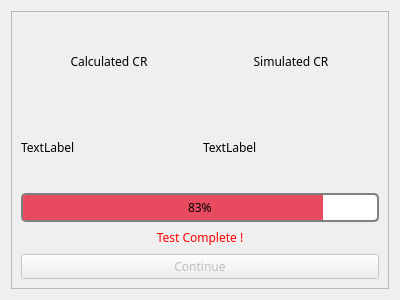
This is UI/testRun.ui in TheNephalian/Senior-Project as Qt 5 draws it before an edit. The edited form follows.
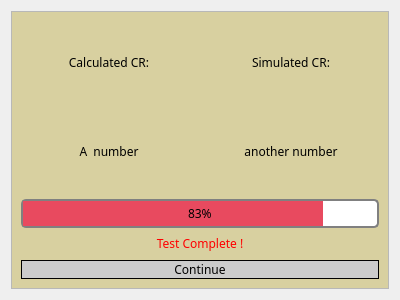
This is the edited form.

Commit message: UI updated but not merged to functional UI

```diff
--- a/UI/testRun.ui
+++ b/UI/testRun.ui
@@ -23,7 +23,7 @@
      </property>
      <property name="styleSheet">
       <string notr="true">
-  QProgressBar {
+QProgressBar {
       border: 2px solid grey;
       border-radius: 5px;
   }
@@ -37,6 +37,14 @@
       border-radius: 5px;
       text-align: center;
   }
+QPushButton{
+	color: black;
+	background-color: #ccccc;
+ 	padding: .25em;
+ 	border: 1px solid black;
+ 	border-radius: 0.4em;
+}
+
 </string>
      </property>
      <property name="widgetResizable">
@@ -51,6 +59,9 @@
         <height>280</height>
        </rect>
       </property>
+      <property name="styleSheet">
+       <string notr="true">background-color: rgb(216, 208, 160);</string>
+      </property>
       <layout class="QGridLayout" name="gridLayout">
        <item row="1" column="1">
         <widget class="QLabel" name="label_5">
@@ -60,25 +71,45 @@
           </font>
          </property>
          <property name="text">
-          <string>TextLabel</string>
+          <string>another number</string>
          </property>
+         <property name="alignment">
+          <set>Qt::AlignCenter</set>
+         </property>
         </widget>
        </item>
-       <item row="3" column="0" colspan="2">
-        <widget class="QLabel" name="testCompleteLabel">
-         <property name="maximumSize">
-          <size>
-           <width>16777215</width>
-           <height>20</height>
-          </size>
+       <item row="4" column="0" colspan="2">
+        <widget class="QPushButton" name="pushButton">
+         <property name="enabled">
+          <bool>true</bool>
          </property>
          <property name="font">
           <font>
            <family>Merriweather</family>
           </font>
          </property>
+         <property name="styleSheet">
+          <string notr="true">QPushButton:disabled {
+                        background-color: gray;
+            }
+QPushButton:enabled{
+	background-color: rgb(204, 204, 204);
+}</string>
+         </property>
          <property name="text">
-          <string>&lt;html&gt;&lt;head/&gt;&lt;body&gt;&lt;p&gt;&lt;span style=&quot; color:#ff0000;&quot;&gt;Test Complete !&lt;/span&gt;&lt;/p&gt;&lt;/body&gt;&lt;/html&gt;</string>
+          <string>Continue</string>
+         </property>
+        </widget>
+       </item>
+       <item row="0" column="0">
+        <widget class="QLabel" name="label_2">
+         <property name="font">
+          <font>
+           <family>Merriweather</family>
+          </font>
+         </property>
+         <property name="text">
+          <string>Calculated CR:</string>
          </property>
          <property name="alignment">
           <set>Qt::AlignCenter</set>
@@ -92,6 +123,9 @@
            <family>Merriweather</family>
           </font>
          </property>
+         <property name="styleSheet">
+          <string notr="true">background-color: rgb(255, 255, 255);</string>
+         </property>
          <property name="maximum">
           <number>30</number>
          </property>
@@ -108,7 +142,7 @@
           </font>
          </property>
          <property name="text">
-          <string>Simulated CR</string>
+          <string>Simulated CR:</string>
          </property>
          <property name="alignment">
           <set>Qt::AlignCenter</set>
@@ -116,44 +150,44 @@
         </widget>
        </item>
        <item row="1" column="0">
-        <widget class="QLabel" name="label_4">
+        <widget class="QLabel" name="calculatedCRLabel">
          <property name="font">
           <font>
            <family>Merriweather</family>
           </font>
          </property>
          <property name="text">
-          <string>TextLabel</string>
-         </property>
-        </widget>
-       </item>
-       <item row="0" column="0">
-        <widget class="QLabel" name="label_2">
-         <property name="font">
-          <font>
-           <family>Merriweather</family>
-          </font>
-         </property>
-         <property name="text">
-          <string>Calculated CR</string>
+          <string>A  number</string>
          </property>
          <property name="alignment">
           <set>Qt::AlignCenter</set>
          </property>
         </widget>
        </item>
-       <item row="4" column="0" colspan="2">
-        <widget class="QPushButton" name="pushButton">
+       <item row="3" column="0" colspan="2">
+        <widget class="QLabel" name="testCompleteLabel">
          <property name="enabled">
-          <bool>false</bool>
+          <bool>true</bool>
+         </property>
+         <property name="maximumSize">
+          <size>
+           <width>16777215</width>
+           <height>20</height>
+          </size>
          </property>
          <property name="font">
           <font>
            <family>Merriweather</family>
           </font>
          </property>
+         <property name="styleSheet">
+          <string notr="true"/>
+         </property>
          <property name="text">
-          <string>Continue</string>
+          <string>&lt;html&gt;&lt;head/&gt;&lt;body&gt;&lt;p&gt;&lt;span style=&quot; color:#ff0000;&quot;&gt;Test Complete !&lt;/span&gt;&lt;/p&gt;&lt;/body&gt;&lt;/html&gt;</string>
+         </property>
+         <property name="alignment">
+          <set>Qt::AlignCenter</set>
          </property>
         </widget>
        </item>
```
The commit also changes 6 other files.
